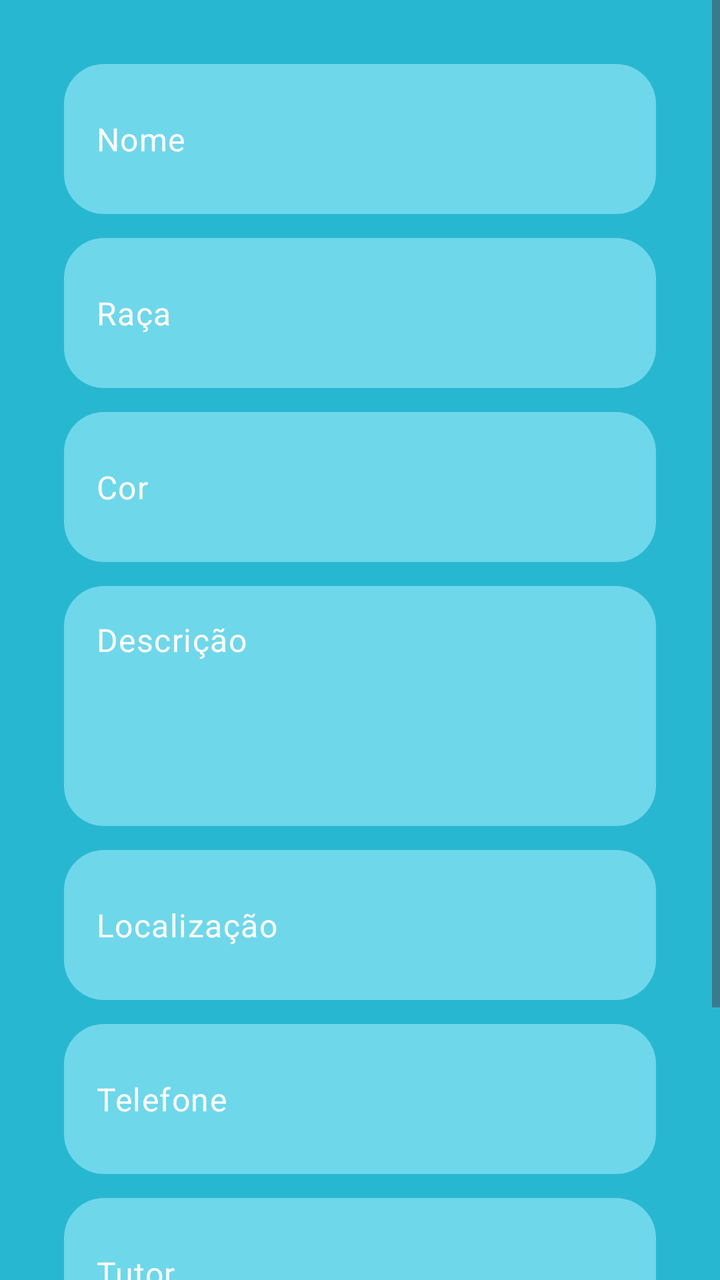
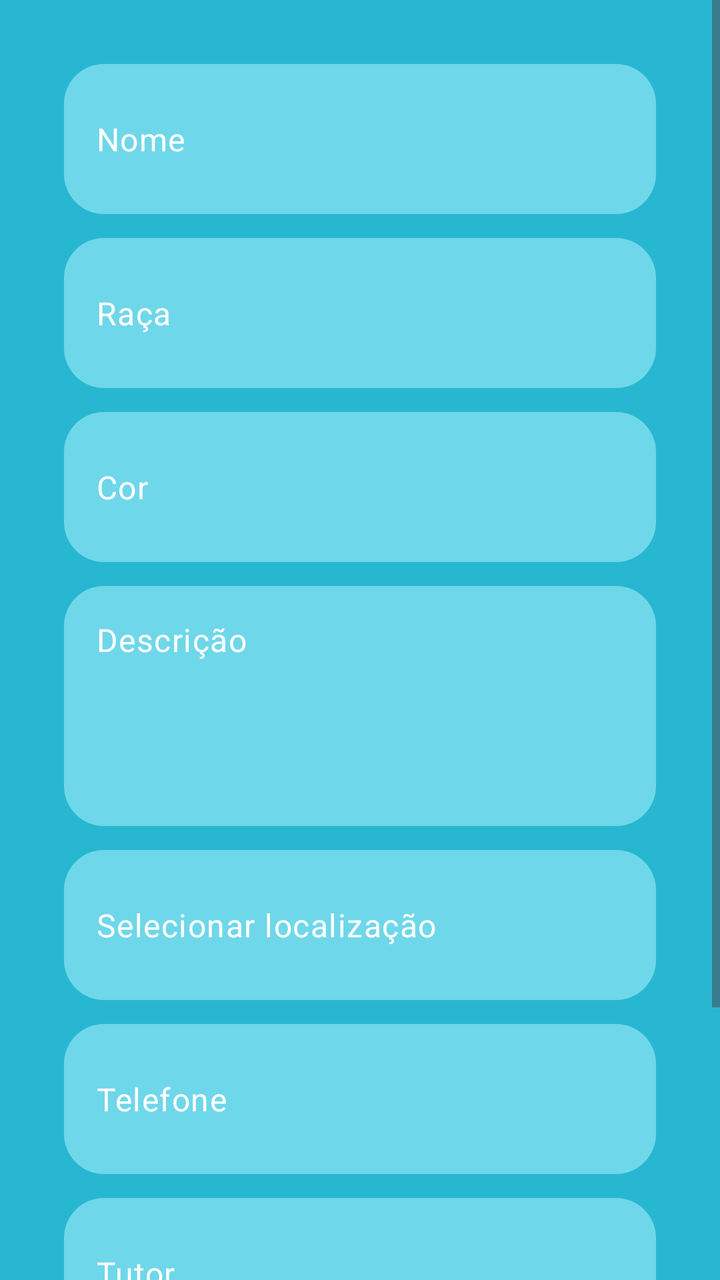

Compare the two renders of this Android layout. The source of the first and the diff that turns it into the second are given below.
<!-- AndroidManifest.xml: application theme Theme.CaesPerdidos -->
<!-- res/layout/activity_home_cadastro.xml -->
<?xml version="1.0" encoding="utf-8"?>
<ScrollView
    xmlns:android="http://schemas.android.com/apk/res/android"
    xmlns:app="http://schemas.android.com/apk/res-auto"
    xmlns:tools="http://schemas.android.com/tools"
    android:layout_width="match_parent"
    android:layout_height="match_parent"
    android:background="#28B7D1">

    <androidx.constraintlayout.widget.ConstraintLayout
        android:id="@+id/main"
        android:layout_width="match_parent"
        android:layout_height="wrap_content"
        android:paddingBottom="24dp"
        tools:context=".HomeCadastroActivity">


        <com.google.android.material.textfield.TextInputLayout
            android:id="@+id/inputNome"
            android:layout_width="0dp"
            android:layout_height="75dp"
            android:layout_marginStart="32dp"
            android:layout_marginEnd="32dp"
            app:boxBackgroundMode="none"
            app:hintEnabled="false"
            app:layout_constraintEnd_toEndOf="parent"
            app:layout_constraintStart_toStartOf="parent"
            android:layout_marginTop="32dp"
            app:layout_constraintTop_toTopOf="parent">

            <com.google.android.material.textfield.TextInputEditText
                android:id="@+id/editNome"
                android:layout_width="match_parent"
                android:layout_height="match_parent"
                android:background="@drawable/button_radius"
                android:gravity="center_vertical|start"
                android:hint="Nome"
                android:paddingStart="16dp"
                android:textColor="@android:color/white"
                android:textColorHint="#ffffff" />
        </com.google.android.material.textfield.TextInputLayout>


        <com.google.android.material.textfield.TextInputLayout
            android:id="@+id/inputRaca"
            android:layout_width="0dp"
            android:layout_height="75dp"
            android:layout_marginTop="12dp"
            android:layout_marginStart="32dp"
            android:layout_marginEnd="32dp"
            app:boxBackgroundMode="none"
            app:hintEnabled="false"
            app:layout_constraintTop_toBottomOf="@id/inputNome"
            app:layout_constraintStart_toStartOf="parent"
            app:layout_constraintEnd_toEndOf="parent">

            <com.google.android.material.textfield.TextInputEditText
                android:id="@+id/editRaca"
                android:layout_width="match_parent"
                android:layout_height="match_parent"
                android:background="@drawable/button_radius"
                android:hint="Raça"
                android:textColor="@android:color/white"
                android:textColorHint="#ffffff"
                android:paddingStart="16dp"
                android:gravity="center_vertical|start"/>
        </com.google.android.material.textfield.TextInputLayout>


        <com.google.android.material.textfield.TextInputLayout
            android:id="@+id/inputCor"
            android:layout_width="0dp"
            android:layout_height="75dp"
            android:layout_marginTop="12dp"
            android:layout_marginStart="32dp"
            android:layout_marginEnd="32dp"
            app:boxBackgroundMode="none"
            app:hintEnabled="false"
            app:layout_constraintTop_toBottomOf="@id/inputRaca"
            app:layout_constraintStart_toStartOf="parent"
            app:layout_constraintEnd_toEndOf="parent">

            <com.google.android.material.textfield.TextInputEditText
                android:id="@+id/editCor"
                android:layout_width="match_parent"
                android:layout_height="match_parent"
                android:background="@drawable/button_radius"
                android:hint="Cor"
                android:textColor="@android:color/white"
                android:textColorHint="#ffffff"
                android:paddingStart="16dp"
                android:gravity="center_vertical|start"/>
        </com.google.android.material.textfield.TextInputLayout>


        <com.google.android.material.textfield.TextInputLayout
            android:id="@+id/inputDescricao"
            android:layout_width="0dp"
            android:layout_height="120dp"
            android:layout_marginTop="12dp"
            android:layout_marginStart="32dp"
            android:layout_marginEnd="32dp"
            app:boxBackgroundMode="none"
            app:hintEnabled="false"
            app:layout_constraintTop_toBottomOf="@id/inputCor"
            app:layout_constraintStart_toStartOf="parent"
            app:layout_constraintEnd_toEndOf="parent">

            <com.google.android.material.textfield.TextInputEditText
                android:id="@+id/editDescricao"
                android:layout_width="match_parent"
                android:layout_height="match_parent"
                android:background="@drawable/button_radius"
                android:hint="Descrição"
                android:textColor="@android:color/white"
                android:textColorHint="#ffffff"
                android:gravity="top|start"
                android:padding="16dp"
                android:inputType="textMultiLine"/>
        </com.google.android.material.textfield.TextInputLayout>

        <com.google.android.material.textfield.TextInputLayout
            android:id="@+id/inputLocalizacao"
            android:layout_width="0dp"
            android:layout_height="75dp"
            android:layout_marginTop="12dp"
            android:layout_marginStart="32dp"
            android:layout_marginEnd="32dp"
            app:boxBackgroundMode="none"
            app:hintEnabled="false"
            app:layout_constraintTop_toBottomOf="@id/inputDescricao"
            app:layout_constraintStart_toStartOf="parent"
            app:layout_constraintEnd_toEndOf="parent">

            <com.google.android.material.textfield.TextInputEditText
                android:id="@+id/editLocalizacao"
                android:layout_width="match_parent"
                android:layout_height="match_parent"
                android:background="@drawable/button_radius"
                android:hint="Localização"
                android:inputType="text"
                android:textColor="@android:color/white"
                android:textColorHint="#ffffff"
                android:paddingStart="16dp"
                android:gravity="center_vertical|start"/>
        </com.google.android.material.textfield.TextInputLayout>

        <com.google.android.material.textfield.TextInputLayout
            android:id="@+id/inputTelefone"
            android:layout_width="0dp"
            android:layout_height="75dp"
            android:layout_marginTop="12dp"
            android:layout_marginStart="32dp"
            android:layout_marginEnd="32dp"
            app:boxBackgroundMode="none"
            app:hintEnabled="false"
            app:layout_constraintTop_toBottomOf="@id/inputLocalizacao"
            app:layout_constraintStart_toStartOf="parent"
            app:layout_constraintEnd_toEndOf="parent">

            <com.google.android.material.textfield.TextInputEditText
                android:id="@+id/editTelefone"
                android:layout_width="match_parent"
                android:layout_height="match_parent"
                android:background="@drawable/button_radius"
                android:hint="Telefone"
                android:inputType="phone"
                android:textColor="@android:color/white"
                android:textColorHint="#ffffff"
                android:paddingStart="16dp"
                android:gravity="center_vertical|start"/>
        </com.google.android.material.textfield.TextInputLayout>


        <com.google.android.material.textfield.TextInputLayout
            android:id="@+id/inputTutor"
            android:layout_width="0dp"
            android:layout_height="75dp"
            android:layout_marginTop="12dp"
            android:layout_marginStart="32dp"
            android:layout_marginEnd="32dp"
            app:boxBackgroundMode="none"
            app:hintEnabled="false"
            app:layout_constraintTop_toBottomOf="@id/inputTelefone"
            app:layout_constraintStart_toStartOf="parent"
            app:layout_constraintEnd_toEndOf="parent">

            <com.google.android.material.textfield.TextInputEditText
                android:id="@+id/editTutor"
                android:layout_width="match_parent"
                android:layout_height="match_parent"
                android:background="@drawable/button_radius"
                android:hint="Tutor"
                android:textColor="@android:color/white"
                android:textColorHint="#ffffff"
                android:paddingStart="16dp"
                android:gravity="center_vertical|start"/>
        </com.google.android.material.textfield.TextInputLayout>


        <com.google.android.material.button.MaterialButton
            android:id="@+id/btnCadastro"
            android:layout_width="0dp"
            android:layout_height="75dp"
            android:layout_marginTop="16dp"
            android:layout_marginStart="32dp"
            android:layout_marginEnd="32dp"
            android:layout_marginBottom="24dp"
            android:text="Cadastrar"
            android:textColor="@android:color/white"
            android:textSize="20sp"
            android:textStyle="bold"
            app:backgroundTint="@null"
            android:background="@drawable/gradient"
            app:layout_constraintTop_toBottomOf="@id/inputTutor"
            app:layout_constraintStart_toStartOf="parent"
            app:layout_constraintEnd_toEndOf="parent"
            app:layout_constraintBottom_toBottomOf="parent"/>

    </androidx.constraintlayout.widget.ConstraintLayout>

</ScrollView>
<!-- resources referenced by this layout -->
<resources>
  <!-- drawable button_radius (drawable) -->
  <?xml version="1.0" encoding="utf-8"?>
  <selector xmlns:android="http://schemas.android.com/apk/res/android">
  
  
      <item android:state_pressed="true">
          <shape>
              <solid android:color="#5CC5D6"/>
              <corners android:radius="20dp"/>
          </shape>
      </item>
  
      <item>
          <shape>
              <solid android:color="#6FD7EA"/>
              <corners android:radius="20dp"/>
          </shape>
      </item>
  
  </selector>
  <!-- drawable gradient (drawable) -->
  <?xml version="1.0" encoding="utf-8"?>
  <shape xmlns:android="http://schemas.android.com/apk/res/android">
      <gradient
          android:startColor="#FF9800"
          android:endColor="#FF7926"
          android:angle="0"/>
  
      <corners android:radius="20dp"/>
  </shape>
  <style name="Theme.CaesPerdidos" parent="Base.Theme.CaesPerdidos" />
  <style name="Base.Theme.CaesPerdidos" parent="Theme.Material3.DayNight.NoActionBar">
          
          
      </style>
</resources>

<!-- the commit's change to res/layout/activity_home_cadastro.xml (unified diff, before → after) -->
@@ -137,14 +137,15 @@
                 android:layout_width="match_parent"
                 android:layout_height="match_parent"
                 android:background="@drawable/button_radius"
-                android:hint="Localização"
-                android:inputType="text"
-                android:textColor="@android:color/white"
-                android:textColorHint="#ffffff"
-                android:paddingStart="16dp"
-                android:gravity="center_vertical|start"/>
-        </com.google.android.material.textfield.TextInputLayout>
-
+                android:hint="Selecionar localização"
+                android:textColor="@android:color/white"
+                android:textColorHint="#ffffff"
+                android:paddingStart="16dp"
+                android:gravity="center_vertical|start"
+                android:focusable="false"
+                android:clickable="true"
+                android:cursorVisible="false"/>
+        </com.google.android.material.textfield.TextInputLayout>
         <com.google.android.material.textfield.TextInputLayout
             android:id="@+id/inputTelefone"
             android:layout_width="0dp"
